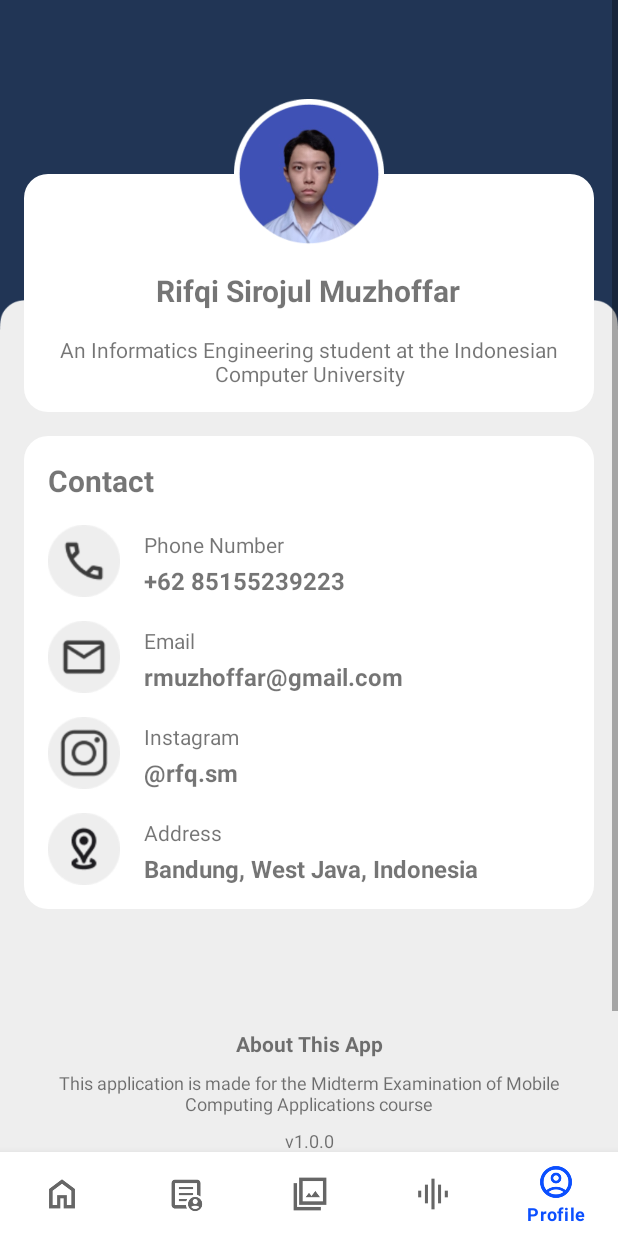
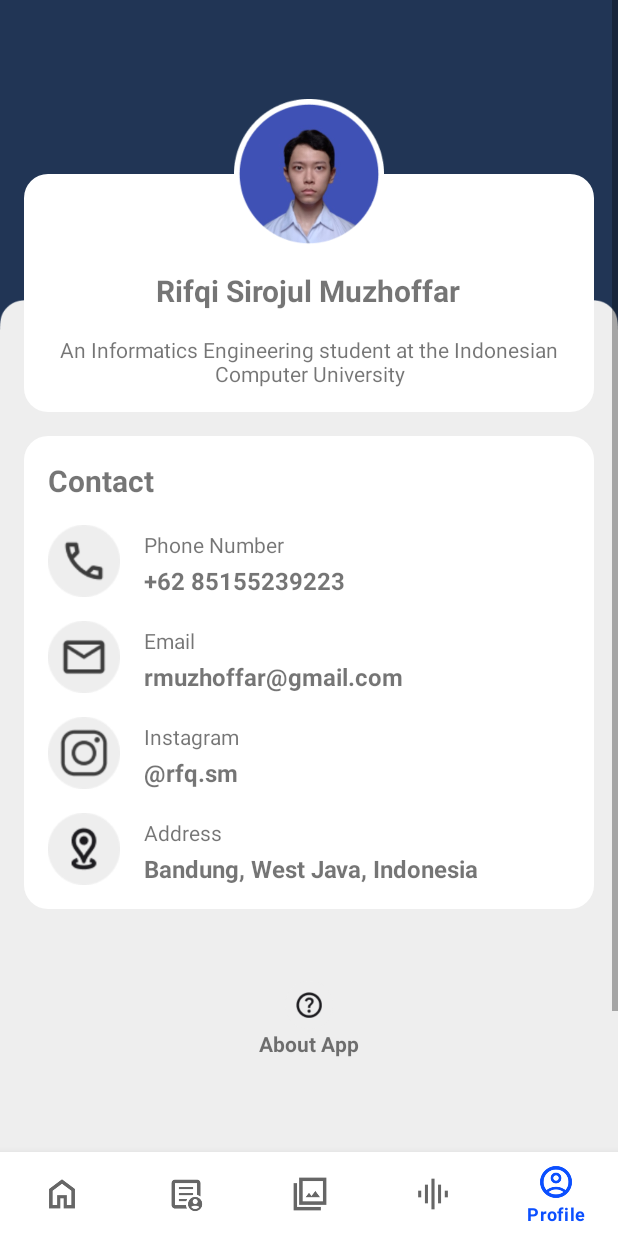
Before and after one commit to Muzhoffar/UTS_MyselfApps_IF9_10121738_RifqiSirojulMuzhoffar, an Android app: the screen it shows after launch (MainActivity), item 5 of the bottom bar chosen, on a phone screen of 412 x 824 dp. Run offline under Robolectric (Android 15) with nearby library versions, the phone set to English and light mode, and no system bars.

Commit message:
update 1.1

```diff
--- a/app/src/main/java/com/example/uts_if9_10121738_rifqisirojulmuzhoffar/ProfileFragment.java
+++ b/app/src/main/java/com/example/uts_if9_10121738_rifqisirojulmuzhoffar/ProfileFragment.java
@@ -10,6 +10,9 @@ import android.widget.ImageView;
 import android.widget.TextView;
 
 import androidx.fragment.app.Fragment;
+
+import com.example.uts_if9_10121738_rifqisirojulmuzhoffar.AboutDialog;
+import com.example.uts_if9_10121738_rifqisirojulmuzhoffar.R;
 
 /**
  * A simple {@link Fragment} subclass.
@@ -59,7 +62,7 @@ public class ProfileFragment extends Fragment {
     }
 
     ImageView email, instagram, address;
-    TextView call;
+    TextView about;
 
     @Override
     public View onCreateView(LayoutInflater inflater, ViewGroup container,
@@ -70,6 +73,7 @@ public class ProfileFragment extends Fragment {
         email = root.findViewById(R.id.icon_email);
         instagram = root.findViewById(R.id.icon_instagram);
         address = root.findViewById(R.id.icon_address);
+        about = root.findViewById(R.id.about_app);
 
         email.setOnClickListener(v -> {
             Intent gm = new Intent();
@@ -95,6 +99,11 @@ public class ProfileFragment extends Fragment {
             startActivity(map);
         });
 
+        about.setOnClickListener(v -> {
+            AboutDialog aboutDialog = new AboutDialog();
+            aboutDialog.show(getFragmentManager(),"AboutDialogFragment");
+        });
+
         return root;
 
     }
--- a/app/src/main/res/layout/fragment_profile.xml
+++ b/app/src/main/res/layout/fragment_profile.xml
@@ -221,40 +221,29 @@
                 </RelativeLayout>
 
                 <RelativeLayout
-                    android:id="@+id/parent_about_app"
+                    android:id="@+id/about_container"
                     android:layout_width="wrap_content"
                     android:layout_height="wrap_content"
                     android:layout_below="@id/contact_container"
-                    android:layout_marginTop="64dp"
-                    android:layout_marginBottom="32dp"
-                    android:layout_centerHorizontal="true"
-                    android:padding="16dp">
+                    android:layout_marginTop="32dp"
+                    android:padding="16dp"
+                    android:layout_centerHorizontal="true">
+
+                    <ImageView
+                        android:id="@+id/icon_about_app"
+                        android:layout_width="32dp"
+                        android:layout_height="32dp"
+                        android:layout_centerHorizontal="true"
+                        android:src="@drawable/icon_about_app"/>
                     <TextView
                         android:id="@+id/about_app"
-                        android:layout_width="match_parent"
+                        android:layout_width="wrap_content"
                         android:layout_height="wrap_content"
                         android:textStyle="bold"
-                        android:textAlignment="center"
-                        android:textSize="14dp"
+                        android:layout_centerHorizontal="true"
+                        android:layout_below="@id/icon_about_app"
+                        android:textSize="14sp"
                         android:text="@string/text_about_app"/>
-                    <TextView
-                        android:id="@+id/description_about"
-                        android:layout_width="match_parent"
-                        android:layout_height="wrap_content"
-                        android:layout_below="@id/about_app"
-                        android:layout_marginTop="8dp"
-                        android:textAlignment="center"
-                        android:textSize="12dp"
-                        android:text="@string/description_about"/>
-                    <TextView
-                        android:id="@+id/version"
-                        android:layout_width="match_parent"
-                        android:layout_height="wrap_content"
-                        android:layout_below="@id/description_about"
-                        android:layout_marginTop="8dp"
-                        android:textAlignment="center"
-                        android:textSize="12dp"
-                        android:text="@string/text_version"/>
                 </RelativeLayout>
             </RelativeLayout>
         </RelativeLayout>
--- a/app/src/main/res/values/strings.xml
+++ b/app/src/main/res/values/strings.xml
@@ -5,6 +5,8 @@
 
     <string name="text_myself">RIFQI</string>
     <string name="text_apps">APPS</string>
+    <string name="text_app_name">RIFQI APPS</string>
+
 
     //home
     <string name="text_my_interest">MY INTEREST</string>
@@ -38,7 +40,7 @@
     <string name="text_the_instagram">@rfq.sm</string>
     <string name="text_address">Address</string>
     <string name="text_the_address">Bandung, West Java, Indonesia</string>
-    <string name="text_about_app">About This App</string>
+    <string name="text_about_app">About App</string>
     <string name="description_about">This application is made for the Midterm Examination of Mobile Computing Applications course</string>
     <string name="text_version">v1.0.0</string>
 
```
Also changed, not shown: app/src/main/res/drawable/icon_about.png (deleted).
